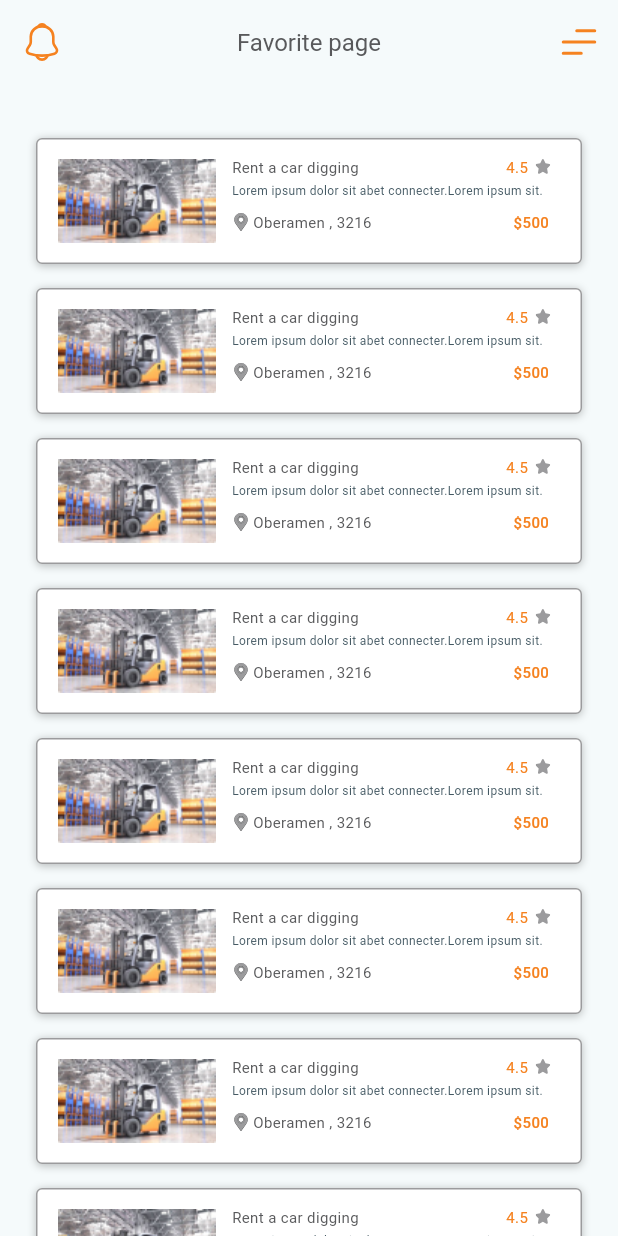
After one commit to weisro-source/weisroApp, a Flutter app: the FavoritePageView screen opened directly, on a phone screen of 412 x 824 dp. The commit adds this screen. Run offline on Flutter 3.47's test engine with Material 3 defaults, Android fonts, the phone set to English and light mode, and no system bars; our stand-ins replace bloc, country_code_picker, dartz, device_preview, dio, flutter_bloc and 8 more; missing offline and left inert: flutter_gallery_3d; project files that could hold a hidden picture were left out.

Commit message:
add Favorite page

```diff
--- a/lib/core/assets_path/icons_path.dart
+++ b/lib/core/assets_path/icons_path.dart
@@ -30,13 +30,25 @@ class IconsPath {
   /// assets/icons/linesRight.svg
   static const String iconsLinesRight = "assets/icons/linesRight.svg";
 
+  /// Assets for iconsLocation
+  /// assets/icons/location.svg
+  static const String iconsLocation = "assets/icons/location.svg";
+
   /// Assets for iconsLogo
   /// assets/icons/logo.svg
   static const String iconsLogo = "assets/icons/logo.svg";
 
+  /// Assets for iconsMenu
+  /// assets/icons/menu.svg
+  static const String iconsMenu = "assets/icons/menu.svg";
+
   /// Assets for iconsMoon
   /// assets/icons/moon.svg
   static const String iconsMoon = "assets/icons/moon.svg";
+
+  /// Assets for iconsNotification
+  /// assets/icons/notification.svg
+  static const String iconsNotification = "assets/icons/notification.svg";
 
   /// Assets for iconsPhoto
   /// assets/icons/photo.svg
@@ -53,6 +65,10 @@ class IconsPath {
   /// Assets for iconsServices
   /// assets/icons/services.svg
   static const String iconsServices = "assets/icons/services.svg";
+
+  /// Assets for iconsStar
+  /// assets/icons/star.svg
+  static const String iconsStar = "assets/icons/star.svg";
 
   /// Assets for iconsSuccess
   /// assets/icons/success.svg
--- a/lib/core/assets_path/image_path.dart
+++ b/lib/core/assets_path/image_path.dart
@@ -9,6 +9,10 @@ class ImagePath {
   /// Assets for imagesLogo
   /// assets/images/logo.png
   static const String imagesLogo = "assets/images/logo.png";
+
+  /// Assets for imagesNoFavorite
+  /// assets/images/no_favorite.png
+  static const String imagesNoFavorite = "assets/images/no_favorite.png";
 
   /// Assets for imagesOnboardingImage1
   /// assets/images/onboardingImage1.png
@@ -25,4 +29,8 @@ class ImagePath {
   /// Assets for imagesSendCodeImage
   /// assets/images/sendCodeImage.png
   static const String imagesSendCodeImage = "assets/images/sendCodeImage.png";
+
+  /// Assets for imagesService
+  /// assets/images/service.png
+  static const String imagesService = "assets/images/service.png";
 }
--- a/lib/core/styles/app_color.dart
+++ b/lib/core/styles/app_color.dart
@@ -9,6 +9,7 @@ class AppColors {
   static const Color orangeColor = Color(0xFFF58220);
   static const Color greenColor = Color(0xff00BF71);
   static const Color redColor = Color(0xFFED1F24);
+  static const Color grey2Color = Color(0xff455A64);
 
   static const Color blackColor = Color(0xFF080808);
   static const Color baseRedColor = Colors.red;
--- a/lib/core/styles/app_style.dart
+++ b/lib/core/styles/app_style.dart
@@ -11,6 +11,17 @@ abstract class AppStyles {
       BuildContext context, TextStyle textStyle) {
     String fontFamily = getFontFamily(context);
     return textStyle.copyWith(fontFamily: fontFamily);
+  }
+
+  static TextStyle style8w400Grey2(context) {
+    return getCustomTextStyle(
+      context,
+      const TextStyle(
+        color: AppColors.grey2Color,
+        fontSize: 8,
+        fontWeight: FontWeight.w400,
+      ),
+    );
   }
 
   static TextStyle style10w400Red(context) {
@@ -30,6 +41,17 @@ abstract class AppStyles {
       const TextStyle(
         fontWeight: FontWeight.w400,
         color: AppColors.second2Color,
+        fontSize: 10,
+      ),
+    );
+  }
+
+  static TextStyle style10w400Grey(context) {
+    return getCustomTextStyle(
+      context,
+      const TextStyle(
+        fontWeight: FontWeight.w400,
+        color: AppColors.greyColor,
         fontSize: 10,
       ),
     );
--- /dev/null
+++ b/lib/core/widgets/custom_app_bar.dart
@@ -0,0 +1,31 @@
+import 'package:flutter/material.dart';
+import 'package:flutter_svg/svg.dart';
+import 'package:weisro/core/assets_path/icons_path.dart';
+import 'package:weisro/core/styles/app_style.dart';
+
+class CustomAppBar extends StatelessWidget {
+  const CustomAppBar({
+    super.key,
+    required this.title,
+  });
+  final String title;
+  @override
+  Widget build(BuildContext context) {
+    return SliverAppBar(
+      elevation: 0,
+      pinned: true,
+      leading: IconButton(
+          onPressed: () {},
+          icon: SvgPicture.asset(IconsPath.iconsNotification)),
+      title: Text(
+        title,
+        style: AppStyles.style18w400Grey(context),
+      ),
+      centerTitle: true,
+      actions: [
+        IconButton(
+            onPressed: () {}, icon: SvgPicture.asset(IconsPath.iconsMenu))
+      ],
+    );
+  }
+}
--- a/lib/feature/auth/login/presentation/view/pages/login_page_view_body.dart
+++ b/lib/feature/auth/login/presentation/view/pages/login_page_view_body.dart
@@ -15,6 +15,7 @@ import 'package:weisro/feature/auth/forget_password/presentation/view/pages/forg
 import 'package:weisro/feature/auth/login/presentation/managers/login_cubit.dart/login_cubit.dart';
 import 'package:weisro/feature/auth/login/presentation/view/widgets/forget_password_button.dart';
 import 'package:weisro/feature/auth/register/presentation/view/widgets/labeled_border_box.dart';
+import 'package:weisro/feature/favorite/presentation/view/pages/favorite_page_view.dart';
 import 'package:weisro/generated/l10n.dart';
 
 class LoginPageViewBody extends StatelessWidget {
@@ -103,6 +104,9 @@ class LoginPageViewBody extends StatelessWidget {
             child: BlocConsumer<LoginCubit, LoginState>(
               listener: (context, loginState) {
                 if (loginState is LoginSuccess) {
+                  // change this to home page
+                  HelperFunctions.navigateToScreenAndRemove(
+                      context, (context) => const FavoritePageView());
                   log("Api login Response ${loginState.successLoginModel.toString()}");
                 } else if (loginState is LoginFailures) {
                   CustomDialog.showCustomDialog(
--- /dev/null
+++ b/lib/feature/favorite/presentation/view/pages/favorite_page_view.dart
@@ -0,0 +1,12 @@
+import 'package:flutter/material.dart';
+import 'package:weisro/feature/favorite/presentation/view/pages/favorite_page_view_body.dart';
+
+class FavoritePageView extends StatelessWidget {
+  const FavoritePageView({Key? key}) : super(key: key);
+  @override
+  Widget build(BuildContext context) {
+    return const Scaffold(
+      body: SafeArea(child: FavoritePageViewBody()),
+    );
+  }
+}
--- /dev/null
+++ b/lib/feature/favorite/presentation/view/pages/favorite_page_view_body.dart
@@ -0,0 +1,131 @@
+import 'package:flutter/material.dart';
+import 'package:flutter_svg/svg.dart';
+import 'package:weisro/core/assets_path/icons_path.dart';
+import 'package:weisro/core/assets_path/image_path.dart';
+import 'package:weisro/core/styles/app_color.dart';
+import 'package:weisro/core/styles/app_style.dart';
+import 'package:weisro/core/utils/sized_box_extension.dart';
+import 'package:weisro/generated/l10n.dart';
+
+import '../../../../../core/widgets/custom_app_bar.dart';
+
+class FavoritePageViewBody extends StatelessWidget {
+  const FavoritePageViewBody({super.key});
+
+  @override
+  Widget build(BuildContext context) {
+    return CustomScrollView(
+      slivers: [
+        CustomAppBar(
+          title: S.of(context).Favorite_page,
+        ),
+        SliverToBoxAdapter(
+          child: 36.kh,
+        ),
+        SliverList.separated(
+          itemCount: 10,
+          itemBuilder: (context, index) {
+            return Container(
+              width: 342, // Set a fixed width here
+              height: 84,
+              margin: const EdgeInsetsDirectional.symmetric(horizontal: 24),
+              padding: const EdgeInsetsDirectional.symmetric(horizontal: 11),
+              decoration: ShapeDecoration(
+                color: Colors.white,
+                shape: RoundedRectangleBorder(
+                  side:
+                      const BorderSide(width: 1, color: AppColors.second2Color),
+                  borderRadius: BorderRadius.circular(4),
+                ),
+                shadows: const [
+                  BoxShadow(
+                    color: AppColors.shadow2Color,
+                    blurRadius: 4,
+                    offset: Offset(0, 1),
+                    spreadRadius: 0,
+                  )
+                ],
+              ),
+              child: Row(
+                mainAxisSize: MainAxisSize.min, // Shrink-wrap the row
+                children: [
+                  Expanded(
+                    flex: 1,
+                    child: Image.asset(
+                      ImagePath.imagesService,
+                      width: 105,
+                      height: 56,
+                      fit: BoxFit.scaleDown,
+                    ),
+                  ),
+                  8.kw,
+                  Expanded(
+                    flex: 2,
+                    child: Padding(
+                      padding:
+                          const EdgeInsetsDirectional.symmetric(vertical: 11),
+                      child: Column(
+                        children: [
+                          Row(
+                            children: [
+                              Text(
+                                "Rent a car digging",
+                                style: AppStyles.style10w400Grey(context),
+                              ),
+                              const Spacer(),
+                              Text(
+                                "4.5",
+                                style: AppStyles.style10w400Grey(context)
+                                    .copyWith(color: AppColors.orangeColor),
+                              ),
+                              5.kw,
+                              SvgPicture.asset(IconsPath.iconsStar),
+                              9.kw,
+                            ],
+                          ),
+                          4.kh,
+                          Row(
+                            children: [
+                              Text(
+                                "Lorem ipsum dolor sit abet connecter.Lorem ipsum sit.",
+                                style: AppStyles.style8w400Grey2(context),
+                              ),
+                            ],
+                          ),
+                          8.kh,
+                          Row(
+                            children: [
+                              SvgPicture.asset(IconsPath.iconsLocation),
+                              2.kw,
+                              Text(
+                                "Oberamen , 3216",
+                                style: AppStyles.style10w400Grey(context),
+                              ),
+                              const Spacer(),
+                              Text(
+                                "\$500",
+                                style: AppStyles.style10w500Red(context)
+                                    .copyWith(color: AppColors.orangeColor),
+                              ),
+                              10.kw
+                            ],
+                          )
+                        ],
+                      ),
+                    ),
+                  )
+                ],
+              ),
+            );
+          },
+          separatorBuilder: (context, index) {
+            return 16.kh;
+          },
+        ),
+        SliverToBoxAdapter(
+          child: 50.kh,
+        )
+      ],
+    );
+  }
+}
--- a/lib/l10n/intl_de.arb
+++ b/lib/l10n/intl_de.arb
@@ -66,5 +66,8 @@
     "Drivers_License": "Führerschein",
     "Profile_Image_Shaping": "Gestaltung Ihres persönlichen Bildes",
     "Take_Photo": "Foto aufnehmen",
-    "Pick_From_Gallery": "Aus der Galerie auswählen"
+    "Pick_From_Gallery": "Aus der Galerie auswählen",
+    "Favorite_page": "Favoriten-Seite",
+    "NO_Favorite_Yet": "Noch keine Favoriten",
+    "You_haven't_marked_any_favorite": "Sie haben noch keine Favoriten markiert"
 }
--- a/lib/l10n/intl_en.arb
+++ b/lib/l10n/intl_en.arb
@@ -66,5 +66,8 @@
     "Drivers_License": "Driver's license",
     "Profile_Image_Shaping": "Shaping your personal image",
     "Take_Photo": "Take Photo",
-    "Pick_From_Gallery": "Pick from Gallery"
+    "Pick_From_Gallery": "Pick from Gallery",
+    "Favorite_page": "Favorite page",
+    "NO_Favorite_Yet": "NO Favorite Yet",
+    "You_haven't_marked_any_favorite": "You haven't marked any favorite"
 }
```
Also changed, not shown: assets/icons/location.svg (added), assets/icons/menu.svg (added), assets/icons/notification.svg (added), assets/icons/star.svg (added), assets/images/no_favorite.png (added), assets/images/service.png (added), lib/generated/intl/messages_de.dart, lib/generated/intl/messages_en.dart, lib/generated/l10n.dart, 1 other file.
